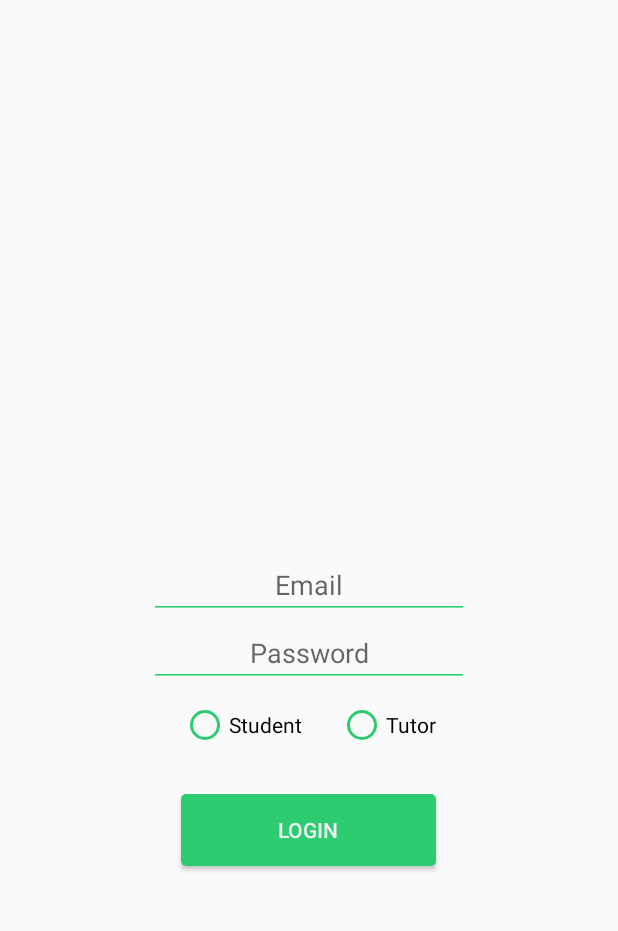
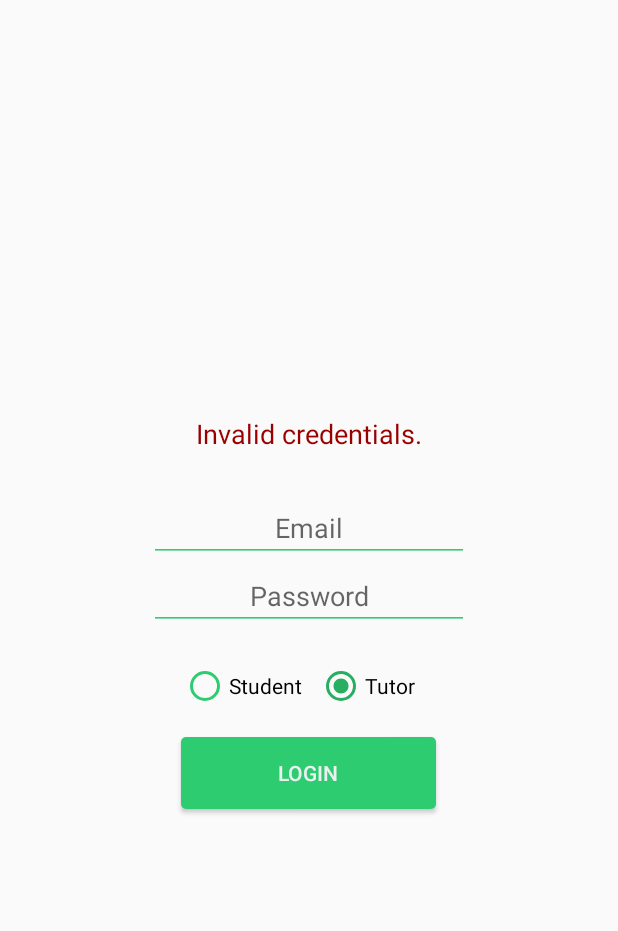
Before and after one commit to Mons1Oerjan/KRUSH, an Android app: the LoginMainActivity screen opened directly, with no data from a screen before it, after a tap on "LOGIN", on a phone screen of 412 x 824 dp, the part 281-1212 px from its top. Run offline under Robolectric (Android 15) with nearby library versions, the phone set to English and light mode, and no system bars; 2 other taps on this screen came first.

Commit message:
Added login functionality. Modified student and tutor query using email.

```diff
--- a/app/src/main/java/cs/dal/krush/LoginMainActivity.java
+++ b/app/src/main/java/cs/dal/krush/LoginMainActivity.java
@@ -2,21 +2,29 @@ package cs.dal.krush;
 
 
 import android.content.Intent;
+import android.database.Cursor;
 import android.graphics.Typeface;
 import android.os.Bundle;
 import android.support.v7.app.AppCompatActivity;
+import android.util.Log;
 import android.view.View;
 import android.widget.Button;
 import android.widget.EditText;
 import android.widget.RadioButton;
 import android.widget.TextView;
 
+import cs.dal.krush.models.DBHelper;
+
 public class LoginMainActivity extends AppCompatActivity {
     //student = 1 || tutor = 2
     private int profileSelected = 0;
+    private DBHelper mydb;
+    private Cursor user;
     protected void onCreate(Bundle savedInstanceState) {
         super.onCreate(savedInstanceState);
         setContentView(R.layout.login_main);
+
+        mydb = new DBHelper(getApplicationContext());
 
         //get UI elements
         final EditText username = (EditText) findViewById(R.id.username);
@@ -47,15 +55,27 @@ public class LoginMainActivity extends AppCompatActivity {
 
         login_button.setOnClickListener(new View.OnClickListener() {
             public void onClick(View v) {
+
                 Intent i = new Intent(LoginMainActivity.this, LoginMainActivity.class);
 
                 if(profileSelected == 1){
+                    user = mydb.student.getDataEmail(username.getText().toString(), password.getText().toString());
                     i = new Intent(LoginMainActivity.this, StudentMainActivity.class);
                 }
                 else if(profileSelected == 2){
+                    user = mydb.tutor.getDataEmail(username.getText().toString(), password.getText().toString());
                     i = new Intent(LoginMainActivity.this, TutorMainActivity.class);
                 }
-                startActivity(i);
+
+                if (user != null && user.moveToFirst()){
+                    i.putExtra("UserID", user.getString(user.getColumnIndex("id")));
+                    startActivity(i);
+                }
+                else {
+                    TextView invalidCredentials = (TextView) findViewById(R.id.invalid);
+                    invalidCredentials.setText("Invalid credentials.");
+                }
+
             }
         });
     }
--- a/app/src/main/java/cs/dal/krush/StudentMainActivity.java
+++ b/app/src/main/java/cs/dal/krush/StudentMainActivity.java
@@ -21,6 +21,9 @@ public class StudentMainActivity extends FragmentActivity {
     protected void onCreate(Bundle savedInstanceState) {
         super.onCreate(savedInstanceState);
         setContentView(R.layout.student_main);
+
+        //Retrieve user id from login activity
+        String userId = getIntent().getStringExtra("UserID");
 
         //Set initial fragment to student home page
         StudentHomeFragment homeFragment = new StudentHomeFragment();
--- a/app/src/main/java/cs/dal/krush/models/Student.java
+++ b/app/src/main/java/cs/dal/krush/models/Student.java
@@ -71,8 +71,8 @@ public class Student extends Table{
      * @param email
      * @return Cursor
      */
-    public Cursor getDataEmail(String email){
-        res = dbRead.rawQuery("SELECT * FROM students WHERE email="+email+"",null);
+    public Cursor getDataEmail(String email, String password){
+        res = dbRead.rawQuery("SELECT * FROM students WHERE email=? AND password=?", new String[]{email, password});
         return res;
     }
 
--- a/app/src/main/java/cs/dal/krush/models/Tutor.java
+++ b/app/src/main/java/cs/dal/krush/models/Tutor.java
@@ -76,8 +76,8 @@ public class Tutor extends Table{
      * @param email
      * @return Cursor
      */
-    public Cursor getDataEmail(String email){
-        res = dbRead.rawQuery("SELECT * FROM tutors WHERE email="+email+"",null);
+    public Cursor getDataEmail(String email, String password){
+        res = dbRead.rawQuery("SELECT * FROM tutors WHERE email=? AND password=?", new String[]{email, password});
         return res;
     }
 
--- a/app/src/main/res/layout/login_main.xml
+++ b/app/src/main/res/layout/login_main.xml
@@ -49,6 +49,26 @@
         android:layout_above="@+id/submitLogin"
         android:layout_alignStart="@+id/username" />
 
+    <RadioGroup
+        android:layout_width="wrap_content"
+        android:layout_height="wrap_content"
+        android:orientation="horizontal"
+        android:layout_above="@+id/submitLogin"
+        android:layout_alignStart="@+id/submitLogin"
+        android:layout_marginBottom="18dp">
+        <RadioButton android:id="@+id/radio_student"
+            android:layout_width="wrap_content"
+            android:layout_height="wrap_content"
+            android:text="@string/login_student"/>
+        <RadioButton android:id="@+id/radio_tutor"
+            android:layout_width="wrap_content"
+            android:layout_height="wrap_content"
+            android:layout_marginStart="10dp"
+            android:text="@string/login_tutor"/>
+
+
+    </RadioGroup>
+
     <Button
         android:layout_width="wrap_content"
         android:layout_height="wrap_content"
@@ -60,34 +80,20 @@
         android:minWidth="170dp"
         android:fontFamily="sans-serif-medium"
         android:textColor="@color/bottom_bar_color"
+        android:layout_marginBottom="97dp"
         android:layout_alignParentBottom="true"
-        android:layout_centerHorizontal="true"
-        android:layout_marginBottom="59dp" />
+        android:layout_centerHorizontal="true" />
 
-    <RadioGroup
+    <TextView
+        android:text=""
+        android:textColor="#990000"
         android:layout_width="wrap_content"
         android:layout_height="wrap_content"
-        android:orientation="horizontal"
-        android:layout_below="@+id/password"
-        android:layout_marginBottom="18dp">
-
-    </RadioGroup>
-
-    <RadioButton android:id="@+id/radio_tutor"
-        android:layout_width="wrap_content"
-        android:layout_height="wrap_content"
-        android:text="@string/login_tutor"
-        android:layout_above="@+id/submitLogin"
-        android:layout_alignEnd="@+id/submitLogin"
-        android:layout_marginBottom="30dp" />
-
-    <RadioButton android:id="@+id/radio_student"
-        android:layout_width="wrap_content"
-        android:layout_height="wrap_content"
-        android:text="@string/login_student"
-        android:layout_alignBaseline="@+id/radio_tutor"
-        android:layout_alignBottom="@+id/radio_tutor"
-        android:layout_alignStart="@+id/submitLogin" />
+        android:layout_above="@+id/username"
+        android:layout_centerHorizontal="true"
+        android:layout_marginBottom="28dp"
+        android:textAppearance="?android:attr/textAppearanceMedium"
+        android:id="@+id/invalid" />
 
 
 </RelativeLayout>
--- a/app/src/main/res/layout/student_home.xml
+++ b/app/src/main/res/layout/student_home.xml
@@ -9,6 +9,7 @@
     <TextView
         android:layout_width="wrap_content"
         android:layout_height="wrap_content"
-        android:text="Student Home"/>
+        android:text="Student Home"
+        android:id="@+id/home"/>
 
 </LinearLayout>
```
